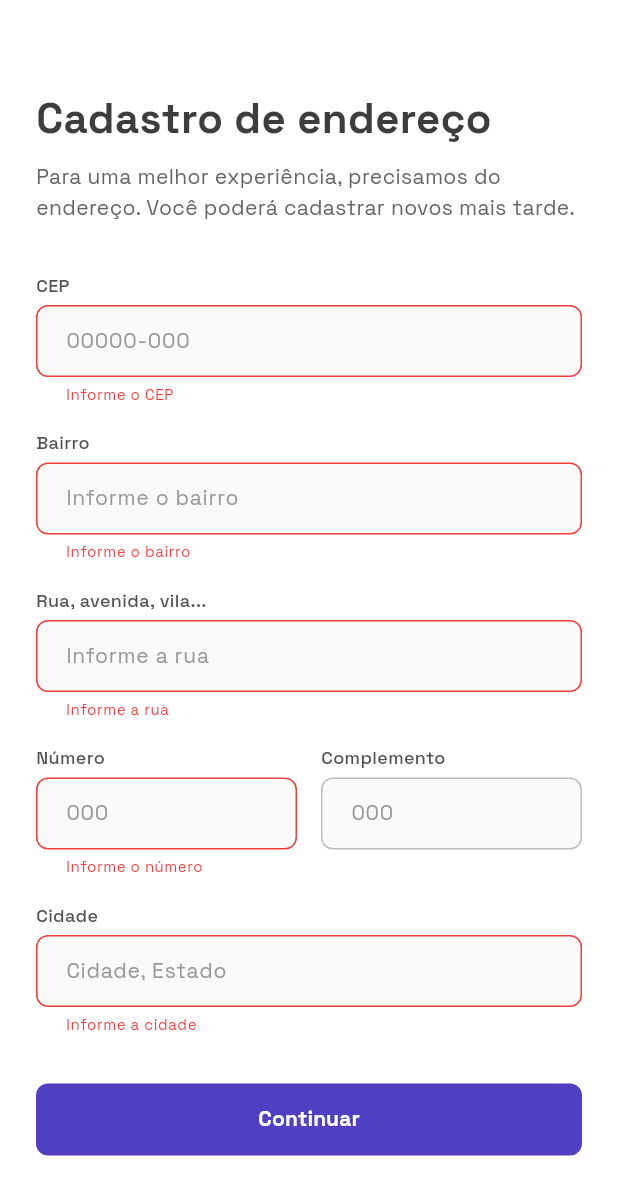
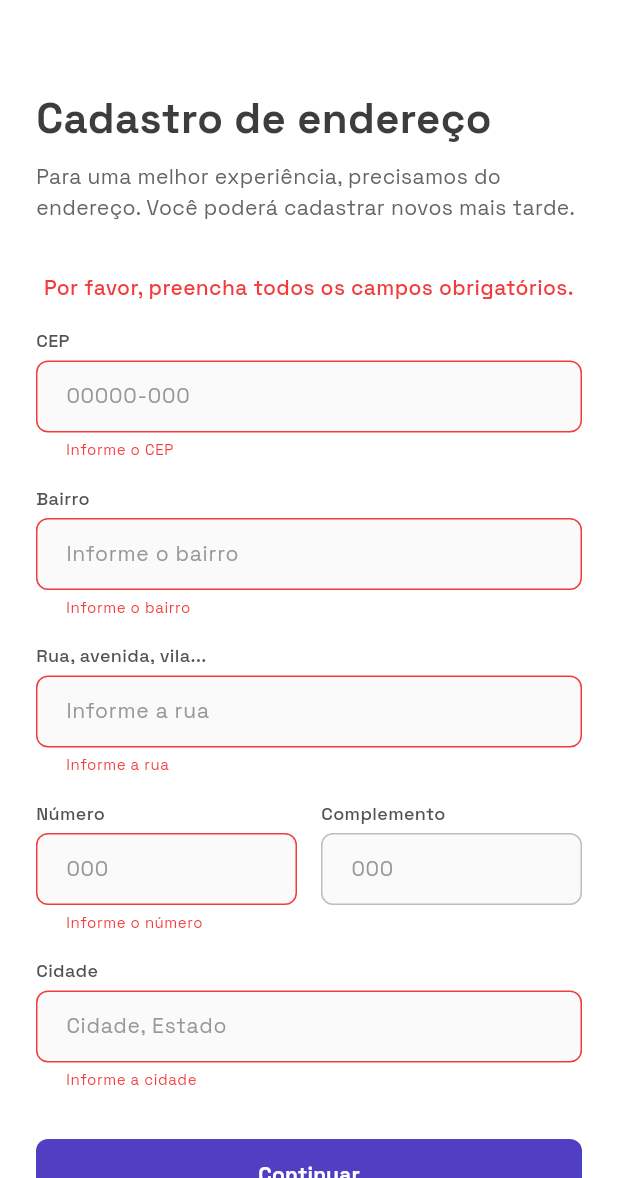
Before and after one commit to ltbreno/trabalheja, a Flutter app: the FreelancerAddressPage screen opened directly, after a tap on "Continuar", on a phone screen of 412 x 824 dp, the part 58-1236 px from its top. Run offline on Flutter 3.47's test engine with Material 3 defaults, Android fonts, the light colour scheme and no system bars; our stand-ins replace basic_utils, dotted_border, flutter_dotenv, flutter_map, flutter_svg, geocoding and 7 more; missing offline and left inert: pointycastle; accounts and stored records are empty; network calls fail; project files that could hold a hidden picture were left out.

Commit message:
feat: implement centralized feedback messaging across freelancer pages

```diff
--- a/lib/features/auth/view/freelancer_address_page.dart
+++ b/lib/features/auth/view/freelancer_address_page.dart
@@ -34,6 +34,8 @@ class _FreelancerAddressPageState extends State<FreelancerAddressPage> {
   final _formKey = GlobalKey<FormState>();
   final _supabase = Supabase.instance.client;
   bool _isLoading = false;
+  String? _feedbackMessage; // Variável para a mensagem de feedback centralizada
+  bool _isFeedbackError = false; // Se a mensagem é de erro ou sucesso
 
   // Máscara para CEP
   final _cepMaskFormatter = MaskTextInputFormatter(
@@ -81,8 +83,25 @@ class _FreelancerAddressPageState extends State<FreelancerAddressPage> {
     super.dispose();
   }
 
+  void _showFeedback(String message, {bool isError = false}) {
+    setState(() {
+      _feedbackMessage = message;
+      _isFeedbackError = isError;
+    });
+  }
+
+  void _clearFeedback() {
+    setState(() {
+      _feedbackMessage = null;
+      _isFeedbackError = false;
+    });
+  }
+
   Future<void> _continue() async {
+    _clearFeedback(); // Limpa feedback anterior
+
     if (!(_formKey.currentState?.validate() ?? false)) {
+      _showFeedback('Por favor, preencha todos os campos obrigatórios.', isError: true);
       return;
     }
 
@@ -186,12 +205,7 @@ class _FreelancerAddressPageState extends State<FreelancerAddressPage> {
       );
     } catch (e) {
       if (!mounted) return;
-      ScaffoldMessenger.of(context).showSnackBar(
-        SnackBar(
-          content: Text('Erro ao salvar endereço: ${e.toString()}'),
-          backgroundColor: Colors.red,
-        ),
-      );
+      _showFeedback('Erro ao salvar endereço: ${e.toString()}', isError: true);
     } finally {
       if (mounted) {
         setState(() => _isLoading = false);
@@ -245,6 +259,18 @@ class _FreelancerAddressPageState extends State<FreelancerAddressPage> {
                   ),
                 ),
                 const SizedBox(height: AppSpacing.spacing32),
+
+                // Mensagem de feedback centralizada
+                if (_feedbackMessage != null) ...[
+                  Text(
+                    _feedbackMessage!,
+                    textAlign: TextAlign.center,
+                    style: AppTypography.contentMedium.copyWith(
+                      color: _isFeedbackError ? AppColorsError.error500 : AppColorsPrimary.primary800,
+                    ),
+                  ),
+                  const SizedBox(height: AppSpacing.spacing16),
+                ],
 
                 // Campo CEP
                 AppTextField(
```
Also changed, not shown: lib/features/auth/view/freelancer_picture_page.dart (+34 -22 lines), lib/features/auth/view/freelancer_portfolio_page.dart (+48 -33 lines), lib/features/auth/view/freelancer_radius_page.dart (+39 -23 lines), lib/features/auth/view/freelancer_services_page.dart (+26 -6 lines).
